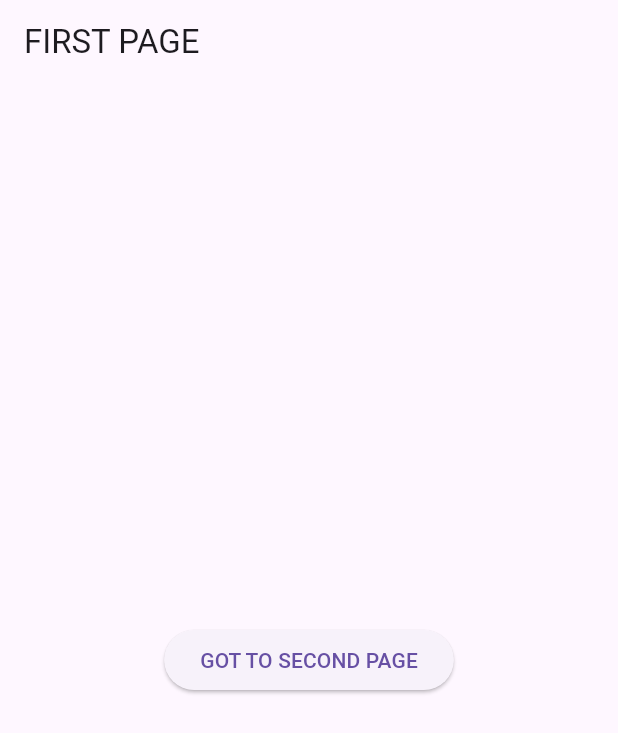
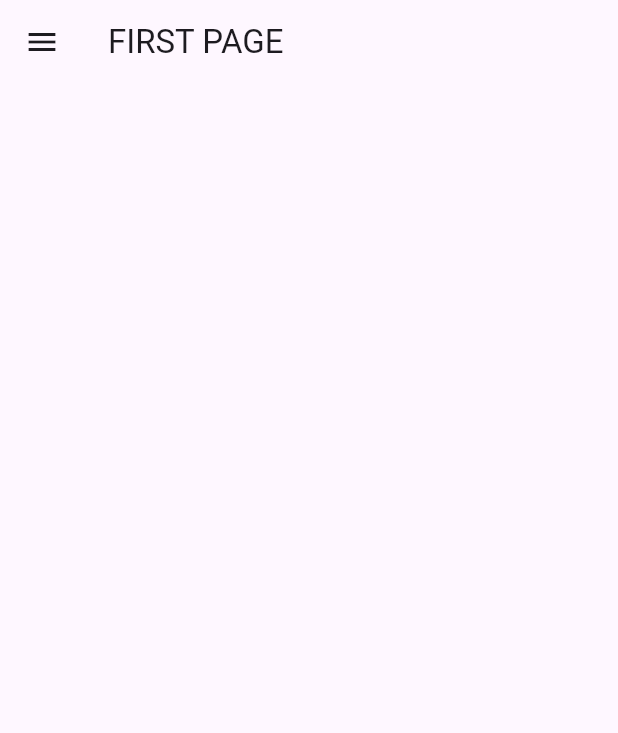
Before and after one commit to 117-Bhavesh/flutterwidget, a Flutter app: the screen it shows after launch, on a phone screen of 412 x 824 dp. Shown: the top 733 px of the screen. Run offline on Flutter 3.47's test engine with Material 3 defaults, Android fonts, the phone set to English and light mode, and no system bars.

```diff
--- a/lib/pages/first_page.dart
+++ b/lib/pages/first_page.dart
@@ -7,6 +7,8 @@ class FirstPage extends StatelessWidget {
   Widget build(BuildContext context) {
     return Scaffold(
       appBar: AppBar(title: Text("FIRST PAGE")),
+      drawer: Drawer(),
+      /*
       body: Center(
         child: ElevatedButton(
           child: Text("GOT TO SECOND PAGE"),
@@ -29,6 +31,8 @@ class FirstPage extends StatelessWidget {
           },
         ),
       ),
+
+       */   //ElevatedButton
     );
   }
 }
```
